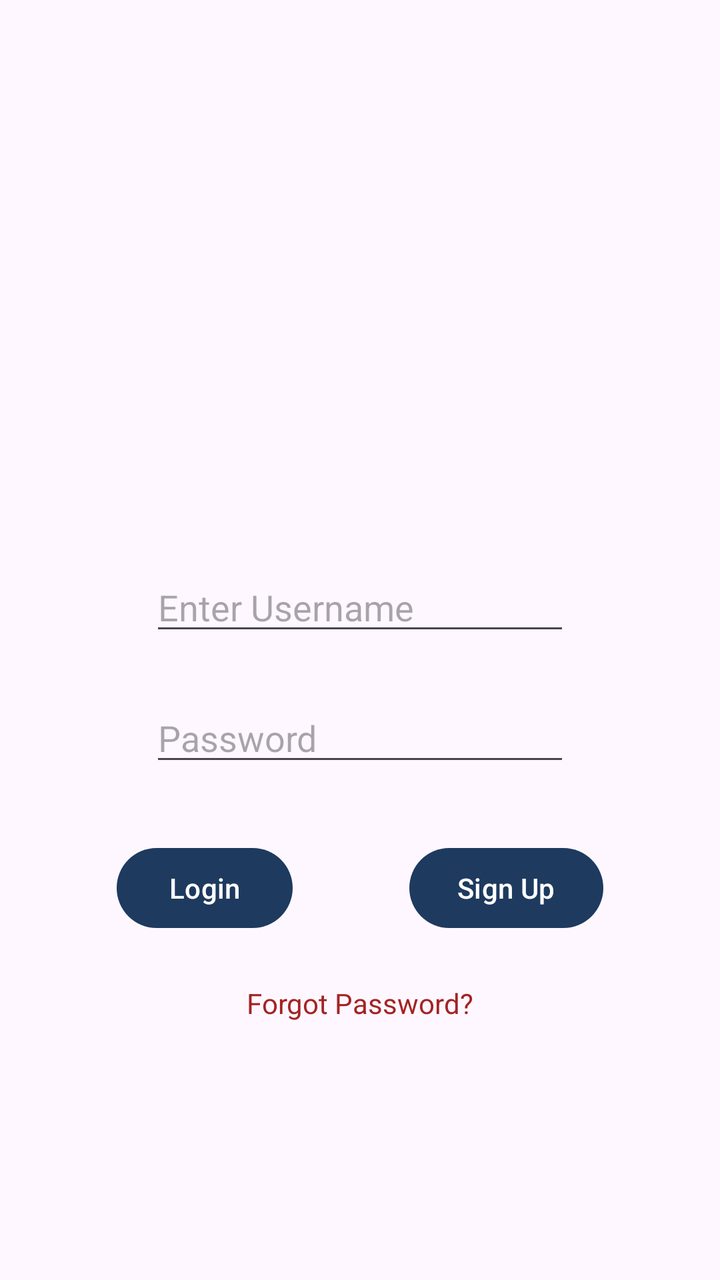
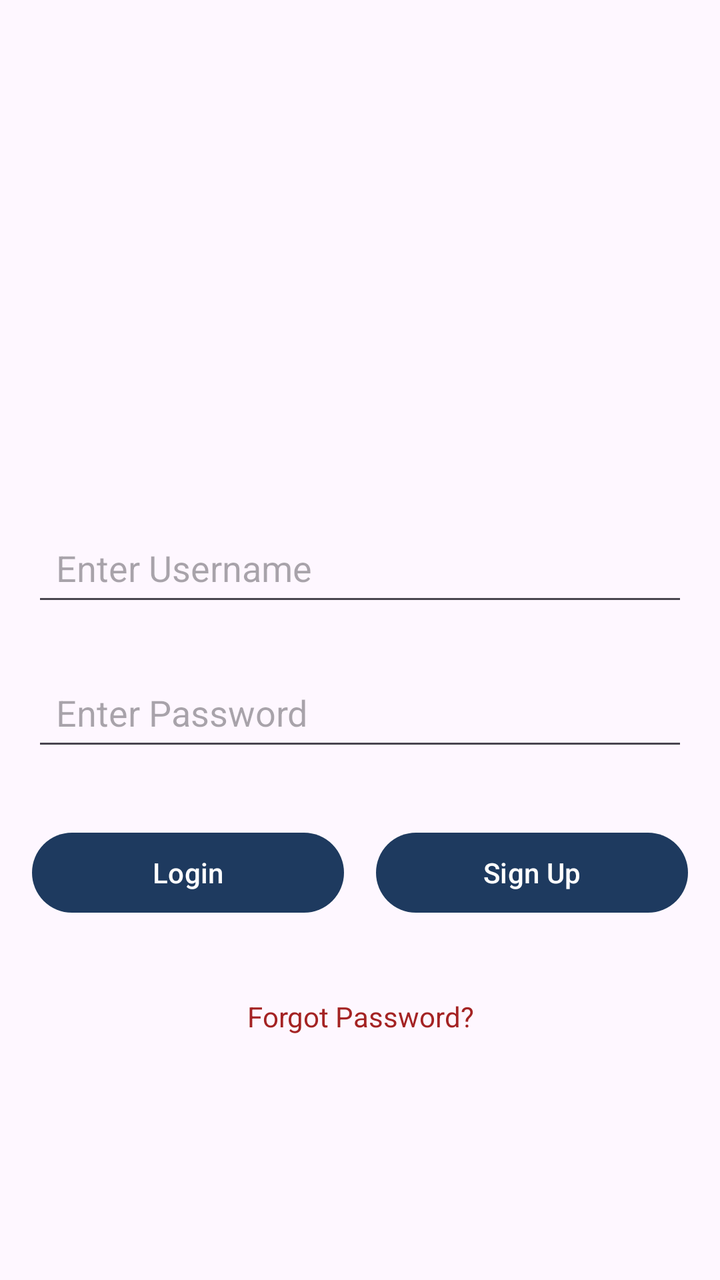

The first picture is an Android layout as it rendered before a commit; the second is the same layout after the commit. The layout source and the unified diff follow.
<!-- AndroidManifest.xml: application theme Theme.WooferProject -->
<!-- res/layout/login_page.xml -->
<?xml version="1.0" encoding="utf-8"?>
<androidx.constraintlayout.widget.ConstraintLayout xmlns:android="http://schemas.android.com/apk/res/android"
    xmlns:app="http://schemas.android.com/apk/res-auto"
    xmlns:tools="http://schemas.android.com/tools"
    android:id="@+id/main"
    android:layout_width="match_parent"
    android:layout_height="match_parent"
    tools:context=".MainActivity">

    <ImageView
        android:id="@+id/logo"
        android:layout_width="120dp"
        android:layout_height="120dp"
        android:layout_marginBottom="32dp"
        android:src="@mipmap/ic_launcher"
        app:layout_constraintBottom_toTopOf="@+id/enterUsername"
        app:layout_constraintEnd_toEndOf="parent"
        app:layout_constraintHorizontal_bias="0.5"
        app:layout_constraintStart_toStartOf="parent"
        app:layout_constraintTop_toTopOf="parent"
        app:layout_constraintVertical_chainStyle="packed" />

    <EditText
        android:id="@+id/enterUsername"
        android:layout_width="wrap_content"
        android:layout_height="wrap_content"
        android:ems="10"
        android:hint="Enter Username"
        android:inputType="text"
        app:layout_constraintBottom_toTopOf="@+id/password"
        app:layout_constraintEnd_toEndOf="parent"
        app:layout_constraintHorizontal_bias="0.5"
        app:layout_constraintStart_toStartOf="parent"
        app:layout_constraintTop_toBottomOf="@+id/logo" />

    <EditText
        android:id="@+id/password"
        android:layout_width="wrap_content"
        android:layout_height="wrap_content"
        android:layout_marginTop="24dp"
        android:ems="10"
        android:hint="Password"
        android:inputType="textPassword"
        app:layout_constraintBottom_toTopOf="@+id/loginBtn"
        app:layout_constraintEnd_toEndOf="parent"
        app:layout_constraintHorizontal_bias="0.5"
        app:layout_constraintStart_toStartOf="parent"
        app:layout_constraintTop_toBottomOf="@+id/enterUsername" />

    <Button
        android:id="@+id/loginBtn"
        android:layout_width="wrap_content"
        android:layout_height="wrap_content"
        android:layout_marginTop="32dp"
        android:text="Login"
        app:layout_constraintBottom_toTopOf="@+id/forgot"
        app:layout_constraintEnd_toStartOf="@+id/signUpBtn"
        app:layout_constraintHorizontal_bias="0.5"
        app:layout_constraintStart_toStartOf="parent"
        app:layout_constraintTop_toBottomOf="@+id/password" />

    <Button
        android:id="@+id/signUpBtn"
        android:layout_width="wrap_content"
        android:layout_height="wrap_content"
        android:text="Sign Up"
        app:layout_constraintBaseline_toBaselineOf="@+id/loginBtn"
        app:layout_constraintEnd_toEndOf="parent"
        app:layout_constraintHorizontal_bias="0.5"
        app:layout_constraintStart_toEndOf="@+id/loginBtn" />

    <TextView
        android:id="@+id/forgot"
        android:layout_width="wrap_content"
        android:layout_height="wrap_content"
        android:layout_marginTop="24dp"
        android:clickable="true"
        android:text="Forgot Password?"
        android:textColor="#A42323"
        app:layout_constraintBottom_toBottomOf="parent"
        app:layout_constraintEnd_toEndOf="parent"
        app:layout_constraintHorizontal_bias="0.5"
        app:layout_constraintStart_toStartOf="parent"
        app:layout_constraintTop_toBottomOf="@+id/loginBtn" />

</androidx.constraintlayout.widget.ConstraintLayout>
<!-- resources referenced by this layout -->
<resources>
  <!-- mipmap ic_launcher (mipmap-anydpi-v26) -->
  <?xml version="1.0" encoding="utf-8"?>
  <adaptive-icon xmlns:android="http://schemas.android.com/apk/res/android">
      <background android:drawable="@color/ic_launcher_background"/>
      <foreground android:drawable="@mipmap/ic_launcher_foreground"/>
  </adaptive-icon>
  <style name="Theme.WooferProject" parent="Base.Theme.WooferProject" />
  <color name="ic_launcher_background">#FFFFFF</color>
  <style name="Base.Theme.WooferProject" parent="Theme.Material3.DayNight.NoActionBar">
          
          <item name="colorPrimary">@color/magnet_blue</item>
          <item name="colorOnPrimary">@color/white</item>
          <item name="colorPrimaryContainer">@color/magnet_blue</item>
          <item name="colorOnPrimaryContainer">@color/white</item>
      </style>
  <color name="magnet_blue">#1E3A5F</color>
  <color name="white">#FFFFFFFF</color>
</resources>

<!-- the commit's change to res/layout/login_page.xml (unified diff, before → after) -->
@@ -5,13 +5,15 @@
     android:id="@+id/main"
     android:layout_width="match_parent"
     android:layout_height="match_parent"
-    tools:context=".MainActivity">
+    android:padding="16dp"
+    tools:context=".activities.LoginActivity">
 
     <ImageView
         android:id="@+id/logo"
         android:layout_width="120dp"
         android:layout_height="120dp"
         android:layout_marginBottom="32dp"
+        android:contentDescription="@string/logo_desc"
         android:src="@mipmap/ic_launcher"
         app:layout_constraintBottom_toTopOf="@+id/enterUsername"
         app:layout_constraintEnd_toEndOf="parent"
@@ -22,11 +24,14 @@
 
     <EditText
         android:id="@+id/enterUsername"
-        android:layout_width="wrap_content"
+        android:layout_width="0dp"
         android:layout_height="wrap_content"
         android:ems="10"
-        android:hint="Enter Username"
+        android:hint="@string/hint_username"
         android:inputType="text"
+        android:minHeight="48dp"
+        android:padding="12dp"
+        android:autofillHints="username"
         app:layout_constraintBottom_toTopOf="@+id/password"
         app:layout_constraintEnd_toEndOf="parent"
         app:layout_constraintHorizontal_bias="0.5"
@@ -35,12 +40,15 @@
 
     <EditText
         android:id="@+id/password"
-        android:layout_width="wrap_content"
+        android:layout_width="0dp"
         android:layout_height="wrap_content"
         android:layout_marginTop="24dp"
         android:ems="10"
-        android:hint="Password"
+        android:hint="@string/hint_password"
         android:inputType="textPassword"
+        android:minHeight="48dp"
+        android:padding="12dp"
+        android:autofillHints="password"
         app:layout_constraintBottom_toTopOf="@+id/loginBtn"
         app:layout_constraintEnd_toEndOf="parent"
         app:layout_constraintHorizontal_bias="0.5"
@@ -49,10 +57,12 @@
 
     <Button
         android:id="@+id/loginBtn"
-        android:layout_width="wrap_content"
+        android:layout_width="0dp"
         android:layout_height="wrap_content"
         android:layout_marginTop="32dp"
-        android:text="Login"
+        android:layout_marginEnd="8dp"
+        android:text="@string/login"
+        android:minHeight="48dp"
         app:layout_constraintBottom_toTopOf="@+id/forgot"
         app:layout_constraintEnd_toStartOf="@+id/signUpBtn"
         app:layout_constraintHorizontal_bias="0.5"
@@ -61,9 +71,11 @@
 
     <Button
         android:id="@+id/signUpBtn"
-        android:layout_width="wrap_content"
+        android:layout_width="0dp"
         android:layout_height="wrap_content"
-        android:text="Sign Up"
+        android:layout_marginStart="8dp"
+        android:text="@string/signup"
+        android:minHeight="48dp"
         app:layout_constraintBaseline_toBaselineOf="@+id/loginBtn"
         app:layout_constraintEnd_toEndOf="parent"
         app:layout_constraintHorizontal_bias="0.5"
@@ -75,7 +87,10 @@
         android:layout_height="wrap_content"
         android:layout_marginTop="24dp"
         android:clickable="true"
-        android:text="Forgot Password?"
+        android:focusable="true"
+        android:minHeight="48dp"
+        android:gravity="center"
+        android:text="@string/forgot_password"
         android:textColor="#A42323"
         app:layout_constraintBottom_toBottomOf="parent"
         app:layout_constraintEnd_toEndOf="parent"
<!-- resource entries referenced after the edit -->
@@ -6,6 +6,12 @@
       <background android:drawable="@color/ic_launcher_background"/>
       <foreground android:drawable="@mipmap/ic_launcher_foreground"/>
   </adaptive-icon>
+  <string name="forgot_password">Forgot Password?</string>
+  <string name="hint_password">Enter Password</string>
+  <string name="hint_username">Enter Username</string>
+  <string name="login">Login</string>
+  <string name="logo_desc">App Logo</string>
+  <string name="signup">Sign Up</string>
   <style name="Theme.WooferProject" parent="Base.Theme.WooferProject" />
   <color name="ic_launcher_background">#FFFFFF</color>
   <style name="Base.Theme.WooferProject" parent="Theme.Material3.DayNight.NoActionBar">
